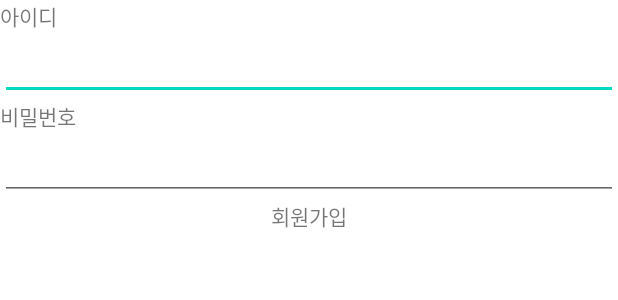
After one commit to gdg-offtival-2022-4/Habbit-Challenge-Android, an Android app: the layout activity_login.xml on its own in the app's theme, with its tools: preview values and no code run, on a phone screen of 412 x 824 dp. The commit adds this screen. Shown: the top 300 px of the screen. Run offline under Robolectric (Android 15) with nearby library versions, the phone set to English and light mode, and no system bars.

Commit message:
Login Base 커밋입니다!

```diff
--- a/app/src/main/java/com/gdgofftival4/habitchallenge_android/MainActivity.kt
+++ b/app/src/main/java/com/gdgofftival4/habitchallenge_android/MainActivity.kt
@@ -1,10 +1,8 @@
 package com.gdgofftival4.habitchallenge_android
 
-import androidx.appcompat.app.AppCompatActivity
 import android.os.Bundle
 import com.gdgofftival4.habitchallenge_android.base.BaseBindingActivity
 import com.gdgofftival4.habitchallenge_android.databinding.ActivityMainBinding
-import com.gdgofftival4.habitchallenge_android.databinding.ActivityMypageBinding
 
 class MainActivity : BaseBindingActivity<ActivityMainBinding>(ActivityMainBinding::inflate) {
     override fun onCreate(savedInstanceState: Bundle?) {
--- /dev/null
+++ b/app/src/main/res/layout/activity_login.xml
@@ -0,0 +1,50 @@
+<?xml version="1.0" encoding="utf-8"?>
+<androidx.constraintlayout.widget.ConstraintLayout xmlns:android="http://schemas.android.com/apk/res/android"
+    xmlns:app="http://schemas.android.com/apk/res-auto"
+    xmlns:tools="http://schemas.android.com/tools"
+    android:layout_width="match_parent"
+    android:layout_height="match_parent"
+    tools:context=".LoginActivity">
+
+    <TextView
+        android:id="@+id/id_txt"
+        android:layout_width="wrap_content"
+        android:layout_height="wrap_content"
+        app:layout_constraintTop_toTopOf="parent"
+        app:layout_constraintLeft_toLeftOf="parent"
+        android:text="아이디">
+    </TextView>
+
+    <EditText
+        android:id="@+id/email_edit"
+        android:layout_width="match_parent"
+        android:layout_height="wrap_content"
+        app:layout_constraintTop_toBottomOf="@id/id_txt">
+    </EditText>
+
+    <TextView
+        android:id="@+id/password_txt"
+        android:layout_width="wrap_content"
+        android:layout_height="wrap_content"
+        app:layout_constraintTop_toBottomOf="@id/email_edit"
+        app:layout_constraintLeft_toLeftOf="parent"
+        android:text="비밀번호">
+    </TextView>
+
+    <EditText
+        android:id="@+id/password_edit"
+        android:layout_width="match_parent"
+        android:layout_height="wrap_content"
+        app:layout_constraintTop_toBottomOf="@id/password_txt">
+    </EditText>
+
+    <TextView
+        android:id="@+id/register_btn"
+        android:layout_width="wrap_content"
+        android:layout_height="wrap_content"
+        app:layout_constraintTop_toBottomOf="@id/password_edit"
+        app:layout_constraintLeft_toLeftOf="parent"
+        app:layout_constraintRight_toRightOf="parent"
+        android:text="회원가입">
+    </TextView>
+</androidx.constraintlayout.widget.ConstraintLayout>
```
Also changed, not shown: app/src/main/java/com/gdgofftival4/habitchallenge_android/EditProfileActivity.kt (added, +19 -0 lines), app/src/main/java/com/gdgofftival4/habitchallenge_android/LoginActivity.kt (added, +17 -0 lines), app/src/main/java/com/gdgofftival4/habitchallenge_android/RegisterActivity.kt (added, +17 -0 lines), app/src/main/res/layout/activity_edit_profie.xml (added, +55 -0 lines), app/src/main/res/layout/activity_register.xml (added, +66 -0 lines).
